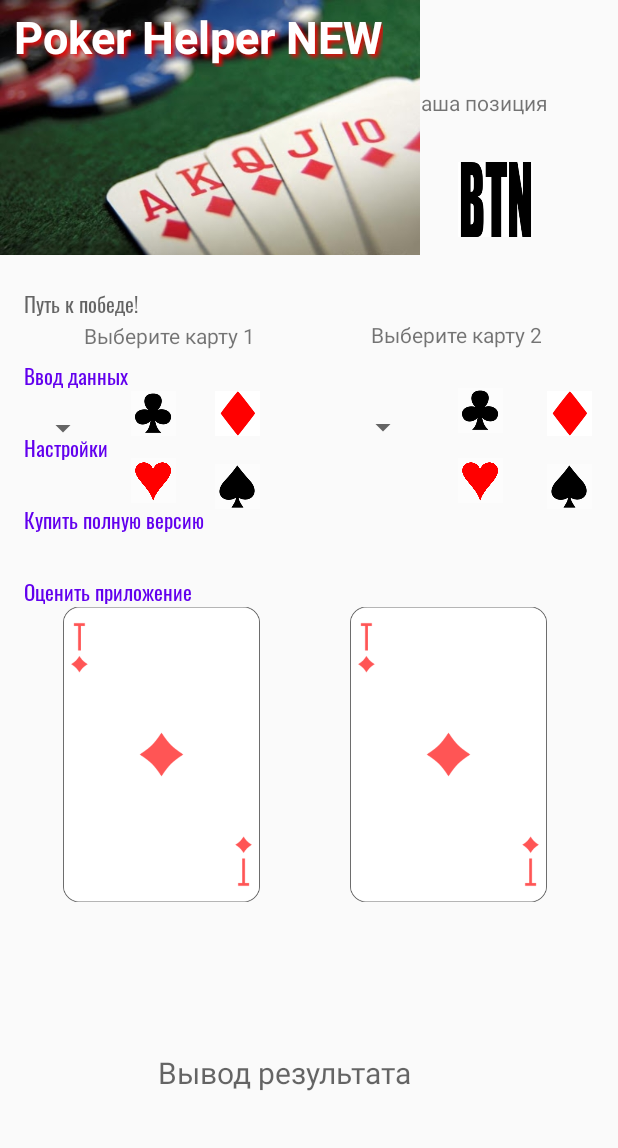
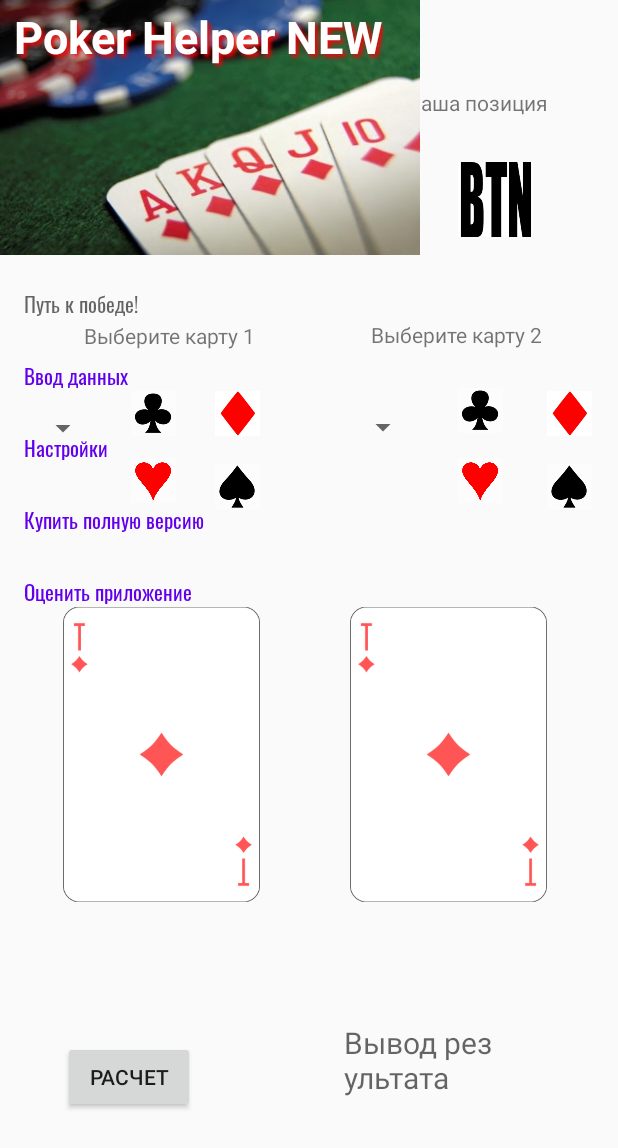
Before and after one commit to vovan55/poker_helper, an Android app: the screen it shows after launch (MainActivity), on a phone screen of 412 x 824 dp. Shown: the top 1148 px of the screen. Run offline under Robolectric (Android 15) with nearby library versions, the phone set to English and light mode, and no system bars; plain views replace FlowingDrawer, FlowingMenuLayout.

Commit message:
New main_content.xml

```diff
--- a/app/src/main/java/com/pokerhelper/thebest/MainActivity.java
+++ b/app/src/main/java/com/pokerhelper/thebest/MainActivity.java
@@ -5,7 +5,10 @@ import androidx.fragment.app.FragmentManager;
 import android.os.Bundle;
 import android.view.MenuItem;
 import android.view.View;
+import android.widget.Button;
 import android.widget.ImageButton;
+import android.widget.ImageView;
+import android.widget.TextView;
 import android.widget.Toast;
 
 public class MainActivity extends AppCompatActivity implements NavItemSelectedListener{
@@ -28,6 +31,12 @@ public class MainActivity extends AppCompatActivity implements NavItemSelectedLi
         ImageButton iBtnDiamonds2 = findViewById(R.id.iBtnDiamonds2);
         ImageButton iBtnClubs2 = findViewById(R.id.iBtnClubs2);
         ImageButton iBtnSpades2 = findViewById(R.id.iBtnSpades2);
+        ImageView tvBB = findViewById(R.id.tvBB);
+        ImageView tvPos = findViewById(R.id.tvPos);
+        ImageView tvCard1 = findViewById(R.id.tvCard1);
+        ImageView tvCard2 = findViewById(R.id.tvCard2);
+        Button btnCalc = findViewById(R.id.btnCalc);
+        TextView tvResult = findViewById(R.id.tvResult);
     }
     public void onClickClubs(View view)
     {
--- a/app/src/main/res/layout/main_content.xml
+++ b/app/src/main/res/layout/main_content.xml
@@ -3,7 +3,8 @@
     xmlns:app="http://schemas.android.com/apk/res-auto"
     xmlns:tools="http://schemas.android.com/tools"
     android:layout_width="match_parent"
-    android:layout_height="match_parent">
+    android:layout_height="match_parent"
+    android:onClick="onClickCalc">
 
     <ImageButton
         android:id="@+id/iBtnHearts2"
@@ -133,16 +134,16 @@
 
     <TextView
         android:id="@+id/tvResult"
-        android:layout_width="200dp"
-        android:layout_height="wrap_content"
+        android:layout_width="100dp"
+        android:layout_height="70dp"
         android:hint="@string/tvResult"
         android:textSize="20sp"
         app:layout_constraintBottom_toBottomOf="parent"
         app:layout_constraintEnd_toEndOf="parent"
-        app:layout_constraintHorizontal_bias="0.497"
+        app:layout_constraintHorizontal_bias="0.736"
         app:layout_constraintStart_toStartOf="parent"
         app:layout_constraintTop_toTopOf="parent"
-        app:layout_constraintVertical_bias="0.88" />
+        app:layout_constraintVertical_bias="0.904" />
 
     <TextView
         android:id="@+id/tvEnterBB"
@@ -291,4 +292,17 @@
         app:layout_constraintVertical_bias="0.648"
         app:srcCompat="@drawable/ace_of_diamonds" />
 
+    <Button
+        android:id="@+id/btnCalc"
+        android:layout_width="wrap_content"
+        android:layout_height="wrap_content"
+        android:onClick="onClickCalc"
+        android:text="@string/calculate"
+        app:layout_constraintBottom_toBottomOf="parent"
+        app:layout_constraintEnd_toEndOf="parent"
+        app:layout_constraintHorizontal_bias="0.13"
+        app:layout_constraintStart_toStartOf="parent"
+        app:layout_constraintTop_toTopOf="parent"
+        app:layout_constraintVertical_bias="0.894" />
+
 </androidx.constraintlayout.widget.ConstraintLayout>
--- a/app/src/main/res/values/strings.xml
+++ b/app/src/main/res/values/strings.xml
@@ -11,4 +11,5 @@
     <string name="enter_card_2">Выберите карту 2</string>
     <string name="tvResult">Вывод результата</string>
     <string name="way_to_win">Путь к победе!</string>
+    <string name="calculate">Расчет</string>
 </resources>
```
